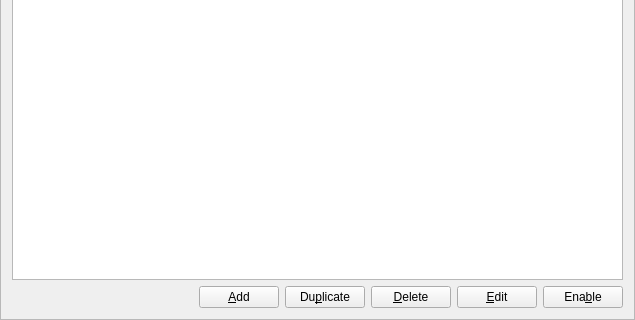
xmichelo/Beeftext, file Combo/ComboTableFrame.ui: the form before one commit; both pictures show x 0 to 635 and y 175 to 495 of the 635 by 495 pixel window.
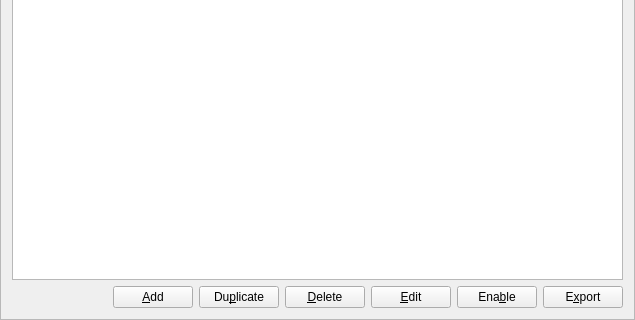
The form after the commit.

Commit message: Implement export of selected combos.

```diff
--- a/Combo/ComboTableFrame.ui
+++ b/Combo/ComboTableFrame.ui
@@ -185,6 +185,13 @@
        </property>
       </widget>
      </item>
+     <item>
+      <widget class="QPushButton" name="buttonExportCombo">
+       <property name="text">
+        <string>E&amp;xport</string>
+       </property>
+      </widget>
+     </item>
     </layout>
    </item>
   </layout>
```
Left out of the diff: 44 changed lines with no effect on the pictures. The commit also changes 6 other files.
